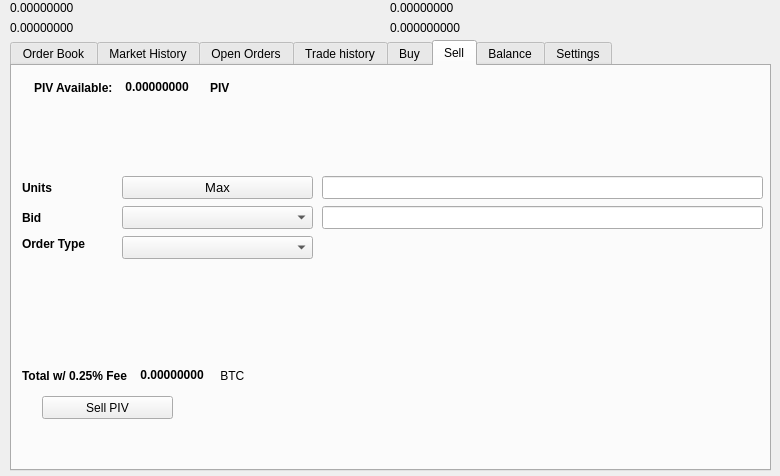
This is src/qt/forms/tradingdialog.ui in slingcoin/sling-market as Qt 5 draws it before an edit. The edited form follows.
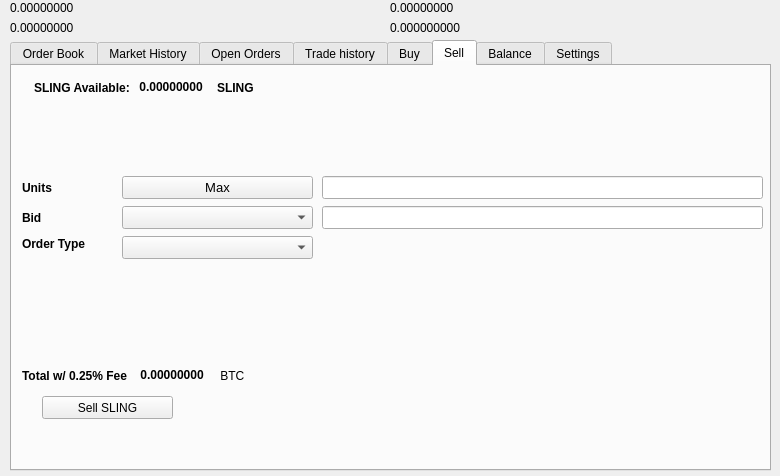
This is the edited form. The open tabs and pages were chosen to show the change. Icons and pictures are not drawn.

Commit message: Correct units display. -> SLING

Patch:
```diff
--- a/src/qt/forms/tradingdialog.ui
+++ b/src/qt/forms/tradingdialog.ui
@@ -1751,7 +1751,7 @@
       </rect>
      </property>
      <property name="text">
-      <string>Sell PIV</string>
+      <string>Sell SLING</string>
      </property>
      <property name="icon">
       <iconset resource="../sling">
@@ -1777,7 +1777,7 @@
          </font>
         </property>
         <property name="text">
-         <string>PIV Available:</string>
+         <string>SLING Available:</string>
         </property>
        </widget>
       </item>
@@ -2221,7 +2221,7 @@
          </font>
         </property>
         <property name="text">
-         <string>PIV</string>
+         <string>SLING</string>
         </property>
        </widget>
       </item>
```
Left out of the diff: 34 changed lines with no effect on the pictures. The commit also changes 56 other files.
